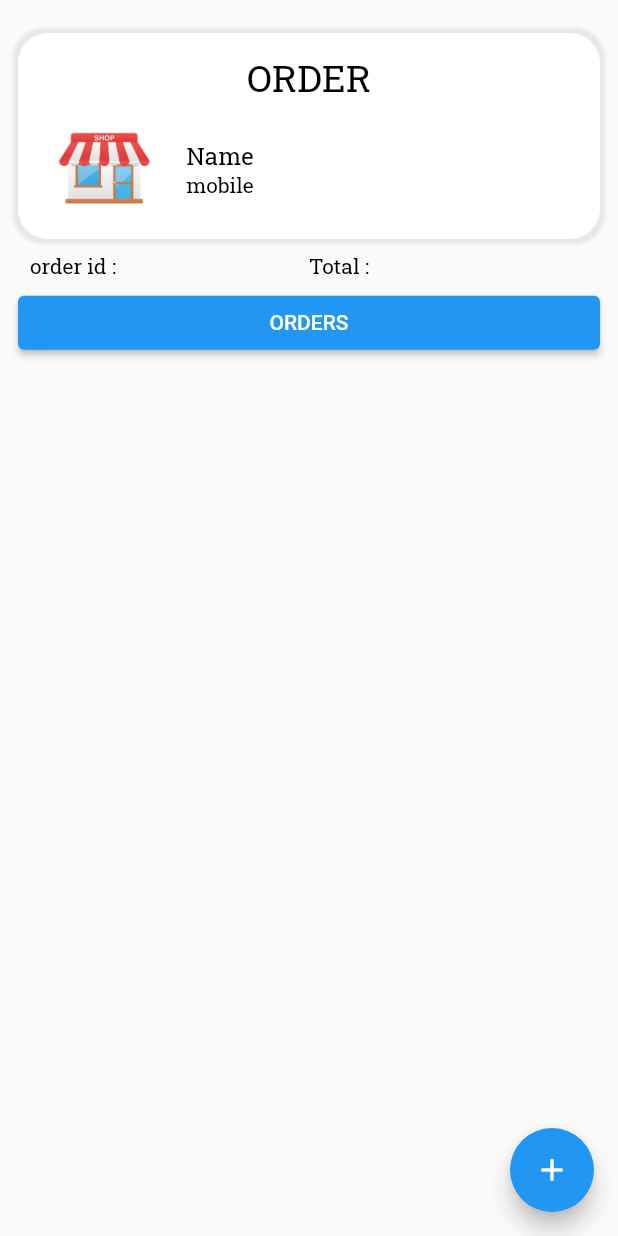
After one commit to sreelekhaprasannan/swarnam, a Flutter app: the NewOrderShop screen opened directly, on a phone screen of 412 x 824 dp. The commit adds this screen. Run offline on Flutter 3.47's test engine with Material 2 defaults, Android fonts, the phone set to English and light mode, and no system bars; our stand-ins replace flutter_easyloading, font_awesome_flutter, geolocator, get, google_fonts, location and 2 more; missing offline and left inert: flutter_statusbarcolor_ns; accounts and stored records are empty.

```diff
--- /dev/null
+++ b/lib/Model/Api/shopApiModel.dart
@@ -0,0 +1,15 @@
+class shopApiModel {
+  String? name;
+  String? branch;
+  String? mobileno;
+  String? shop_code;
+  shopApiModel({this.name, this.branch, this.mobileno, this.shop_code});
+  Map<String, dynamic> tomap() {
+    return {
+      "shop_name": name,
+      "branch": branch,
+      "mobile_no": mobileno,
+      "shop_code": shop_code
+    };
+  }
+}
--- a/lib/View/Home/loginHome.dart
+++ b/lib/View/Home/loginHome.dart
@@ -413,6 +413,9 @@ class _LoginHomeState extends State<LoginHome> {
       listofOrderType = ['Distributor Order', 'Shop Order'];
       selectedOrderType = listofOrderType![0];
     }
+    if (selectedOrderType == "Distributor Order") {
+      getExecutiveList(context);
+    }
 
     setState(() {});
   }
@@ -441,7 +444,11 @@ class _LoginHomeState extends State<LoginHome> {
       for (var i in value['sales_executives']) {
         executives.add(i['name']);
       }
+      setState(() {});
     });
+    if (selectedOrderType == 'Shop Order') {
+      getDistributorsList();
+    }
     setState(() {});
     ;
   }
@@ -452,7 +459,9 @@ class _LoginHomeState extends State<LoginHome> {
       for (var i in value['distributors']) {
         distributorList.add(i['name']);
       }
-      print(value['distributors']);
+      if (selectedOrderType == 'Shop Order') {
+        getRouteList();
+      }
     });
   }
 
--- a/lib/View/Order/distributorOrderPage.dart
+++ b/lib/View/Order/distributorOrderPage.dart
@@ -6,7 +6,7 @@ import 'package:swarnamordermanagement/View/Order/itemOrderPage.dart';
 
 import '../AppColors/appColors.dart';
 import '../Widgets/appWidgets.dart';
-import 'newOrderPage.dart';
+import 'newDistributorOrderPage.dart';
 
 class DisributorOrderPage extends StatefulWidget {
   const DisributorOrderPage({Key? key}) : super(key: key);
@@ -106,7 +106,7 @@ class _DisributorOrderPageState extends State<DisributorOrderPage> {
                                               context,
                                               MaterialPageRoute(
                                                   builder: ((context) =>
-                                                      NewOrderPage())));
+                                                      NewOrderDistributor())));
                                         },
                                         child: AppWidgets().text(
                                             textsize: 12,
--- /dev/null
+++ b/lib/View/Order/newShopOrderPage.dart
@@ -0,0 +1,131 @@
+import 'package:flutter/material.dart';
+import 'package:flutter/src/foundation/key.dart';
+import 'package:flutter/src/widgets/framework.dart';
+
+import '../AppColors/appColors.dart';
+import '../Widgets/appWidgets.dart';
+import 'itemOrderPage.dart';
+
+class NewOrderShop extends StatefulWidget {
+  const NewOrderShop({Key? key}) : super(key: key);
+
+  @override
+  State<NewOrderShop> createState() => _NewOrderShopState();
+}
+
+class _NewOrderShopState extends State<NewOrderShop> {
+  @override
+  Widget build(BuildContext context) {
+    return Scaffold(
+      body: SafeArea(
+          child: Container(
+        padding: EdgeInsets.all(12),
+        child: Column(
+          children: [
+            Padding(padding: EdgeInsets.all(5)),
+            Container(
+              // margin: EdgeInsets.all(10),
+              padding: EdgeInsets.all(3),
+              height: MediaQuery.of(context).size.height / 6,
+              decoration: BoxDecoration(
+                  color: App_Colors().appWhite,
+                  borderRadius: BorderRadius.circular(20),
+                  boxShadow: [
+                    BoxShadow(
+                        // offset: Offset(1.0, 1.0),
+                        color: Colors.grey.withOpacity(0.2),
+                        blurRadius: 1,
+                        spreadRadius: 3),
+                  ]),
+              child: Column(
+                children: [
+                  Padding(padding: EdgeInsets.all(5)),
+                  Row(
+                    mainAxisAlignment: MainAxisAlignment.spaceEvenly,
+                    children: [
+                      AppWidgets().text(text: 'ORDER', textsize: 25),
+                    ],
+                  ),
+                  Expanded(
+                    child: Row(
+                      children: [
+                        Expanded(
+                          child: Container(
+                            decoration: BoxDecoration(
+                              image: DecorationImage(
+                                  image: AssetImage('lib/Images/shop.png'),
+                                  fit: BoxFit.contain),
+                            ),
+                          ),
+                          flex: 2,
+                        ),
+                        Expanded(
+                          child: Container(
+                            child: Column(
+                                mainAxisAlignment: MainAxisAlignment.center,
+                                crossAxisAlignment: CrossAxisAlignment.start,
+                                children: [
+                                  AppWidgets().text(text: 'Name', textsize: 16),
+                                  AppWidgets()
+                                      .text(text: 'mobile', textsize: 14),
+                                ]),
+                          ),
+                          flex: 5,
+                        )
+                      ],
+                    ),
+                  ),
+                ],
+              ),
+            ),
+            Expanded(
+              flex: 1,
+              child: Container(
+                padding: EdgeInsets.all(8),
+                child: Row(
+                  mainAxisAlignment: MainAxisAlignment.center,
+                  children: [
+                    Expanded(
+                      child:
+                          AppWidgets().text(text: 'order id : ', textsize: 14),
+                    ),
+                    Expanded(
+                      child: AppWidgets().text(text: 'Total : ', textsize: 14),
+                    )
+                  ],
+                ),
+              ),
+            ),
+            Row(
+              children: [
+                Expanded(
+                    child: ElevatedButton(
+                        onPressed: () {
+                          Navigator.push(
+                              context,
+                              MaterialPageRoute(
+                                  builder: ((context) => ItemOrderPage())));
+                        },
+                        child: Text('ORDERS')))
+              ],
+            ),
+            Expanded(
+              flex: 18,
+              child: Row(
+                children: [Expanded(child: Container())],
+              ),
+            )
+          ],
+        ),
+      )),
+      floatingActionButton: getFloatingActionButton(),
+    );
+  }
+
+  getFloatingActionButton() {
+    return FloatingActionButton(
+      onPressed: () {},
+      child: Icon(Icons.add),
+    );
+  }
+}
--- a/lib/main.dart
+++ b/lib/main.dart
@@ -146,6 +146,24 @@ class MyApp extends StatelessWidget {
         await prf_selectedDistributor.getString('Distributor');
   }
 
+  Future saveShopDetails(shop_name, branch, mobile) async {
+    var prf_shopname = await SharedPreferences.getInstance();
+    await prf_shopname.setString('Shop_name', shop_name);
+    var prf_branch = await SharedPreferences.getInstance();
+    prf_branch.setString('Branch', branch);
+    var prf_mobile = await SharedPreferences.getInstance();
+    prf_mobile.setString('Mobile', mobile);
+  }
+
+  Future getShopDetails() async {
+    var shopName, branch, mobileno;
+    var prf_shopDetails = await SharedPreferences.getInstance();
+    shopName = prf_shopDetails.getString('Shop_name');
+    branch = prf_shopDetails.getString('Branch');
+    mobileno = prf_shopDetails.getString('Mobile');
+    return {"shop_name": shopName, "branch": branch, "mobile": mobileno};
+  }
+
   Future<Position> determinePosition() async {
     bool serviceEnabled;
     LocationPermission permission;
```
Also changed, not shown: lib/Services/API/apiServices.dart (+8 -4 lines), lib/View/Login/loginScreen.dart (+15 -7 lines), lib/View/Order/newDistributorOrderPage.dart (renamed from lib/View/Order/newOrderPage.dart, +14 -5 lines), lib/View/Order/shopOrderPage.dart (+19 -4 lines).
